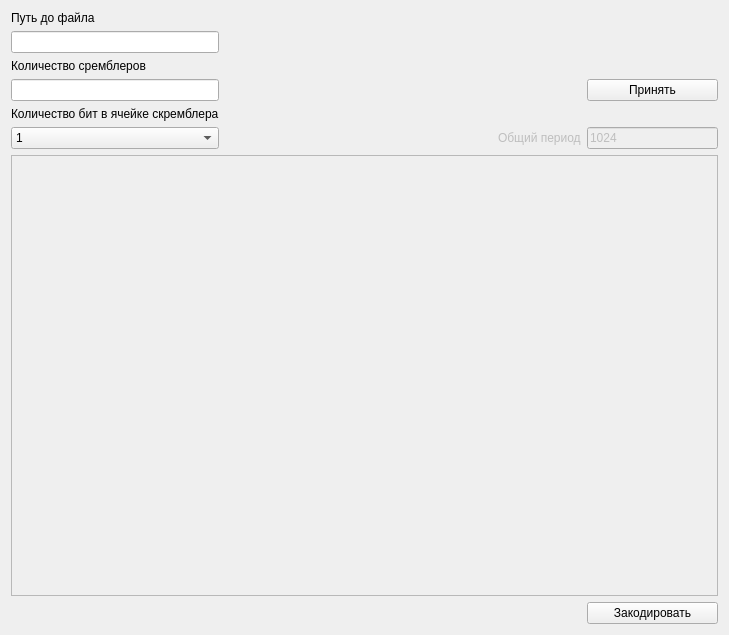
First picture: the form in sources/mainwindow.ui, repository kirlollme/Scrembler, before the edit.
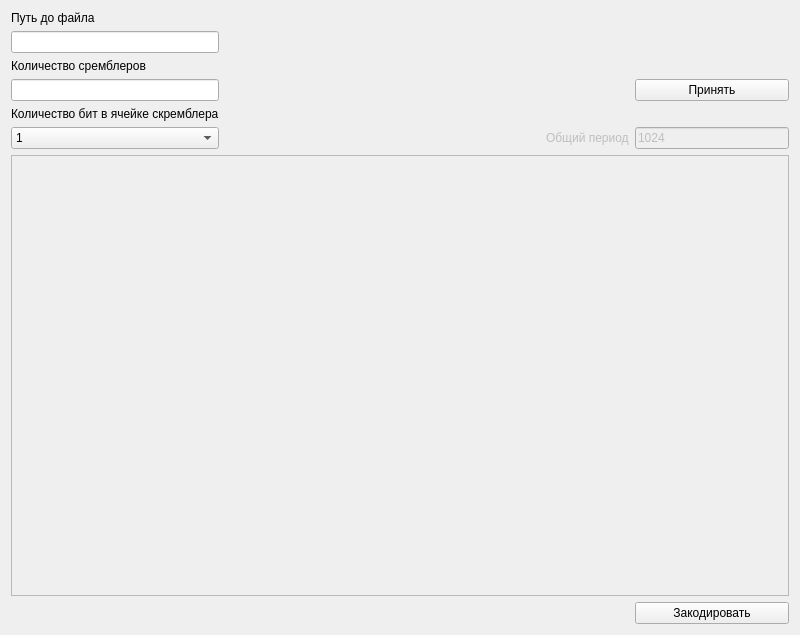
Second picture: the form after the edit.

Patch:
```diff
--- a/sources/mainwindow.ui
+++ b/sources/mainwindow.ui
@@ -6,13 +6,13 @@
    <rect>
     <x>0</x>
     <y>0</y>
-    <width>729</width>
+    <width>800</width>
     <height>635</height>
    </rect>
   </property>
   <property name="minimumSize">
    <size>
-    <width>600</width>
+    <width>800</width>
     <height>500</height>
    </size>
   </property>
```
